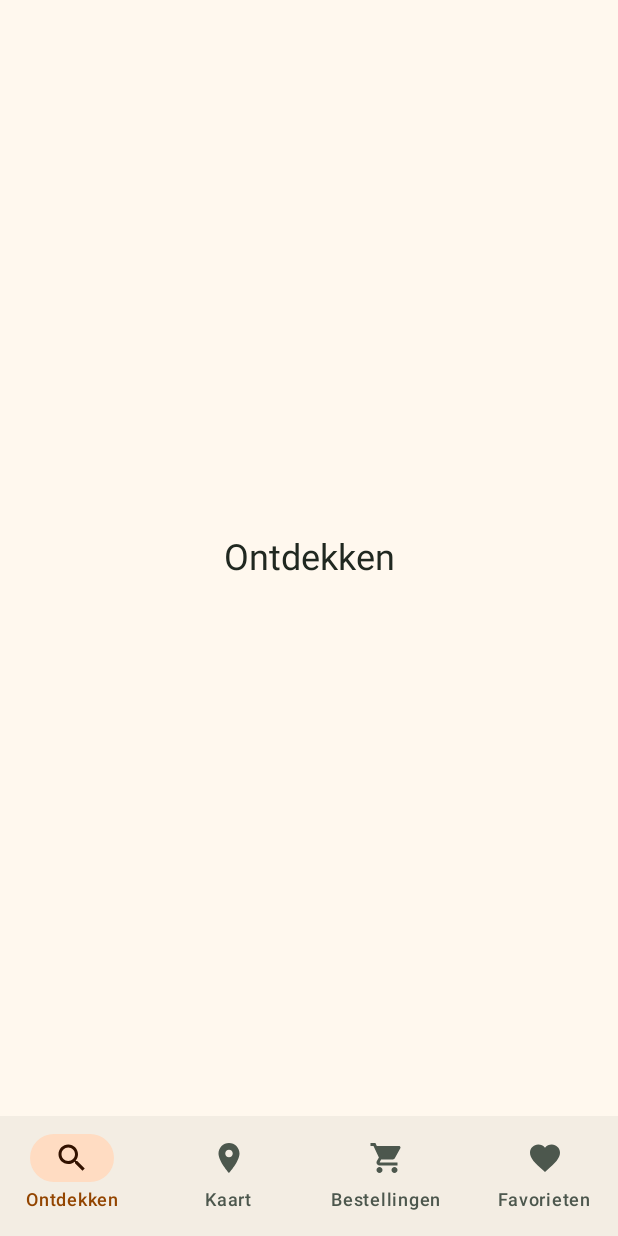
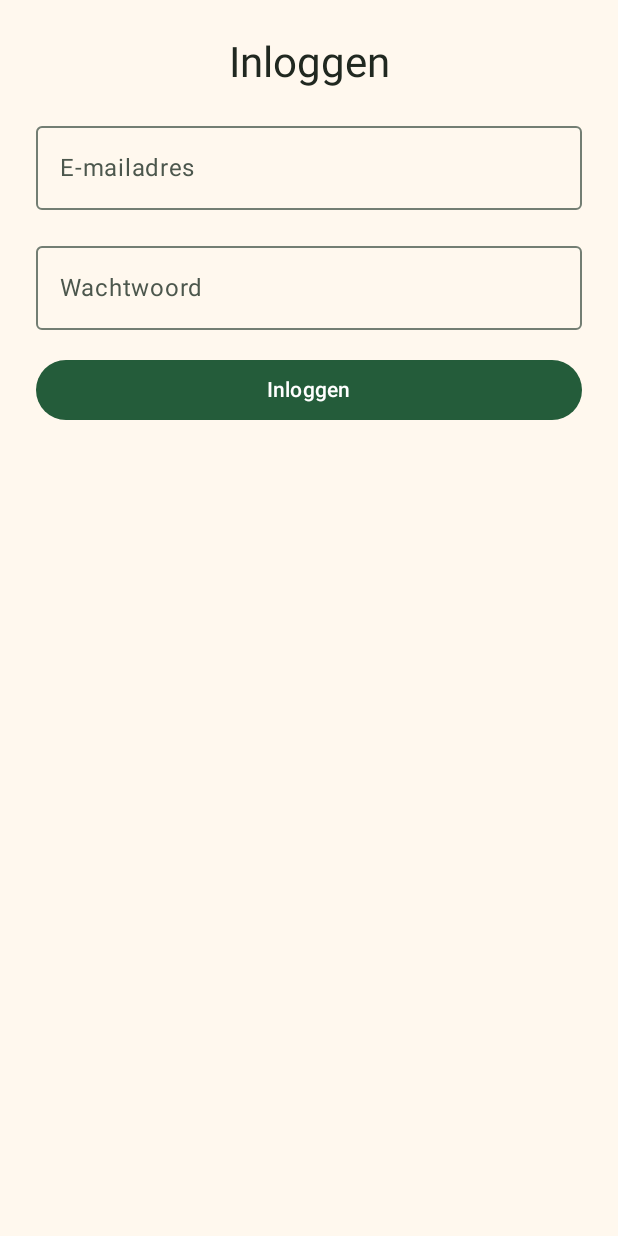
Before and after one commit to TaliaJournee/MobileDevelopmentProject, an Android app built with Jetpack Compose: the composable AppNavigation shown on its own in the app's theme, on a phone screen of 412 x 824 dp. Run offline under Robolectric (Android 15) with nearby library versions, the phone set to English and light mode, and no system bars; our stand-ins replace Firebase (no records; nobody signed in at launch, a user with empty details on screens opened directly); 9 statements that could not run were skipped.

Commit message:
Add login screen and authenticated navigation

```diff
--- /dev/null
+++ b/app/src/main/java/edu/ap/dakaniktochniwegsmijten/ui/auth/LoginScreen.kt
@@ -0,0 +1,138 @@
+package edu.ap.dakaniktochniwegsmijten.ui.auth
+
+import androidx.compose.foundation.layout.Arrangement
+import androidx.compose.foundation.layout.Column
+import androidx.compose.foundation.layout.fillMaxSize
+import androidx.compose.foundation.layout.fillMaxWidth
+import androidx.compose.foundation.layout.imePadding
+import androidx.compose.foundation.layout.padding
+import androidx.compose.foundation.rememberScrollState
+import androidx.compose.foundation.text.KeyboardActions
+import androidx.compose.foundation.text.KeyboardOptions
+import androidx.compose.foundation.verticalScroll
+import androidx.compose.material3.Button
+import androidx.compose.material3.CircularProgressIndicator
+import androidx.compose.material3.MaterialTheme
+import androidx.compose.material3.OutlinedTextField
+import androidx.compose.material3.Text
+import androidx.compose.runtime.Composable
+import androidx.compose.runtime.LaunchedEffect
+import androidx.compose.runtime.getValue
+import androidx.compose.ui.Alignment
+import androidx.compose.ui.Modifier
+import androidx.compose.ui.focus.FocusDirection
+import androidx.compose.ui.platform.LocalFocusManager
+import androidx.compose.ui.res.stringResource
+import androidx.compose.ui.text.input.ImeAction
+import androidx.compose.ui.text.input.KeyboardType
+import androidx.compose.ui.text.input.PasswordVisualTransformation
+import androidx.compose.ui.unit.dp
+import androidx.lifecycle.compose.collectAsStateWithLifecycle
+import androidx.lifecycle.viewmodel.compose.viewModel
+import edu.ap.dakaniktochniwegsmijten.R
+
+@Composable
+fun LoginScreen(
+    onLoginSuccess: () -> Unit,
+    modifier: Modifier = Modifier,
+    loginViewModel: LoginViewModel = viewModel()
+) {
+    val uiState by loginViewModel.uiState.collectAsStateWithLifecycle()
+    val focusManager = LocalFocusManager.current
+    val canEdit = !uiState.isLoading && !uiState.isSignedIn
+
+    LaunchedEffect(uiState.isSignedIn) {
+        if (uiState.isSignedIn) {
+            focusManager.clearFocus()
+            onLoginSuccess()
+        }
+    }
+
+    Column(
+        modifier = modifier
+            .fillMaxSize()
+            .imePadding()
+            .verticalScroll(rememberScrollState())
+            .padding(24.dp),
+        verticalArrangement = Arrangement.spacedBy(16.dp),
+        horizontalAlignment = Alignment.CenterHorizontally
+    ) {
+        Text(
+            text = stringResource(R.string.login_title),
+            style = MaterialTheme.typography.headlineMedium
+        )
+
+        OutlinedTextField(
+            value = uiState.email,
+            onValueChange = loginViewModel::updateEmail,
+            modifier = Modifier.fillMaxWidth(),
+            enabled = canEdit,
+            label = {
+                Text(stringResource(R.string.login_email))
+            },
+            singleLine = true,
+            keyboardOptions = KeyboardOptions(
+                keyboardType = KeyboardType.Email,
+                imeAction = ImeAction.Next
+            ),
+            keyboardActions = KeyboardActions(
+                onNext = {
+                    focusManager.moveFocus(FocusDirection.Down)
+                }
+            )
+        )
+
+        OutlinedTextField(
+            value = uiState.password,
+            onValueChange = loginViewModel::updatePassword,
+            modifier = Modifier.fillMaxWidth(),
+            enabled = canEdit,
+            label = {
+                Text(stringResource(R.string.login_password))
+            },
+            singleLine = true,
+            visualTransformation = PasswordVisualTransformation(),
+            keyboardOptions = KeyboardOptions(
+                keyboardType = KeyboardType.Password,
+                imeAction = ImeAction.Done
+            ),
+            keyboardActions = KeyboardActions(
+                onDone = {
+                    focusManager.clearFocus()
+                    loginViewModel.signIn()
+                }
+            )
+        )
+
+        uiState.errorRes?.let { errorRes ->
+            Text(
+                text = stringResource(errorRes),
+                modifier = Modifier.fillMaxWidth(),
+                color = MaterialTheme.colorScheme.error
+            )
+        }
+
+        Button(
+            onClick = {
+                focusManager.clearFocus()
+                loginViewModel.signIn()
+            },
+            modifier = Modifier.fillMaxWidth(),
+            enabled = canEdit
+        ) {
+            Text(
+                text = stringResource(
+                    if (uiState.isLoading) {
+                        R.string.login_loading
+                    } else {
+                        R.string.login_submit
+                    }
+                )
+            )
+        }
+
+        if (uiState.isLoading) {
+            CircularProgressIndicator()
+        }
+    }
+}
--- a/app/src/main/java/edu/ap/dakaniktochniwegsmijten/ui/navigation/AppNavigation.kt
+++ b/app/src/main/java/edu/ap/dakaniktochniwegsmijten/ui/navigation/AppNavigation.kt
@@ -23,13 +23,15 @@ import androidx.compose.ui.Modifier
 import androidx.compose.ui.graphics.vector.ImageVector
 import androidx.compose.ui.res.stringResource
 import androidx.compose.ui.unit.dp
-import androidx.navigation.NavGraph.Companion.findStartDestination
 import androidx.navigation.compose.NavHost
 import androidx.navigation.compose.composable
 import androidx.navigation.compose.currentBackStackEntryAsState
 import androidx.navigation.compose.rememberNavController
 import edu.ap.dakaniktochniwegsmijten.R
 import edu.ap.dakaniktochniwegsmijten.ui.map.MapScreen
+import edu.ap.dakaniktochniwegsmijten.ui.auth.LoginScreen
+
+private const val LOGIN_ROUTE = "login"
 
 private enum class CustomerDestination(
     val route: String,
@@ -51,9 +53,21 @@ fun AppNavigation(modifier: Modifier = Modifier) {
     Column(modifier = modifier.fillMaxSize()) {
         NavHost(
             navController = navController,
-            startDestination = CustomerDestination.Discover.route,
+            startDestination = LOGIN_ROUTE,
             modifier = Modifier.weight(1f)
         ) {
+            composable(LOGIN_ROUTE) {
+                LoginScreen(
+                    onLoginSuccess = {
+                        navController.navigate(CustomerDestination.Discover.route) {
+                            popUpTo(LOGIN_ROUTE) {
+                                inclusive = true
+                            }
+                            launchSingleTop = true
+                        }
+                    }
+                )
+            }
             composable(CustomerDestination.Discover.route) {
                 PlaceholderScreen(R.string.nav_discover)
             }
@@ -71,6 +85,7 @@ fun AppNavigation(modifier: Modifier = Modifier) {
             }
         }
 
+        if (CustomerDestination.entries.any { it.route == currentRoute }) {
             NavigationBar(
                 windowInsets = WindowInsets(0, 0, 0, 0)
             ) {
@@ -79,7 +94,7 @@ fun AppNavigation(modifier: Modifier = Modifier) {
                         selected = currentRoute == destination.route,
                         onClick = {
                             navController.navigate(destination.route) {
-                            popUpTo(navController.graph.findStartDestination().id) {
+                                popUpTo(CustomerDestination.Discover.route) {
                                     saveState = true
                                 }
                                 launchSingleTop = true
@@ -100,6 +115,7 @@ fun AppNavigation(modifier: Modifier = Modifier) {
             }
         }
     }
+}
 
 @Composable
 private fun PlaceholderScreen(@StringRes titleRes: Int) {
--- a/app/src/main/res/values/strings.xml
+++ b/app/src/main/res/values/strings.xml
@@ -13,4 +13,9 @@
     <string name="login_error_network">Verbinding mislukt. Controleer je internetverbinding en probeer opnieuw.</string>
     <string name="login_error_too_many_requests">Te veel aanmeldpogingen. Probeer het later opnieuw.</string>
     <string name="login_error_unknown">Inloggen is niet gelukt. Probeer opnieuw.</string>
+    <string name="login_title">Inloggen</string>
+    <string name="login_email">E-mailadres</string>
+    <string name="login_password">Wachtwoord</string>
+    <string name="login_submit">Inloggen</string>
+    <string name="login_loading">Bezig met inloggen…</string>
 </resources>
```
Lines whose indentation alone changed are shown as unchanged.
